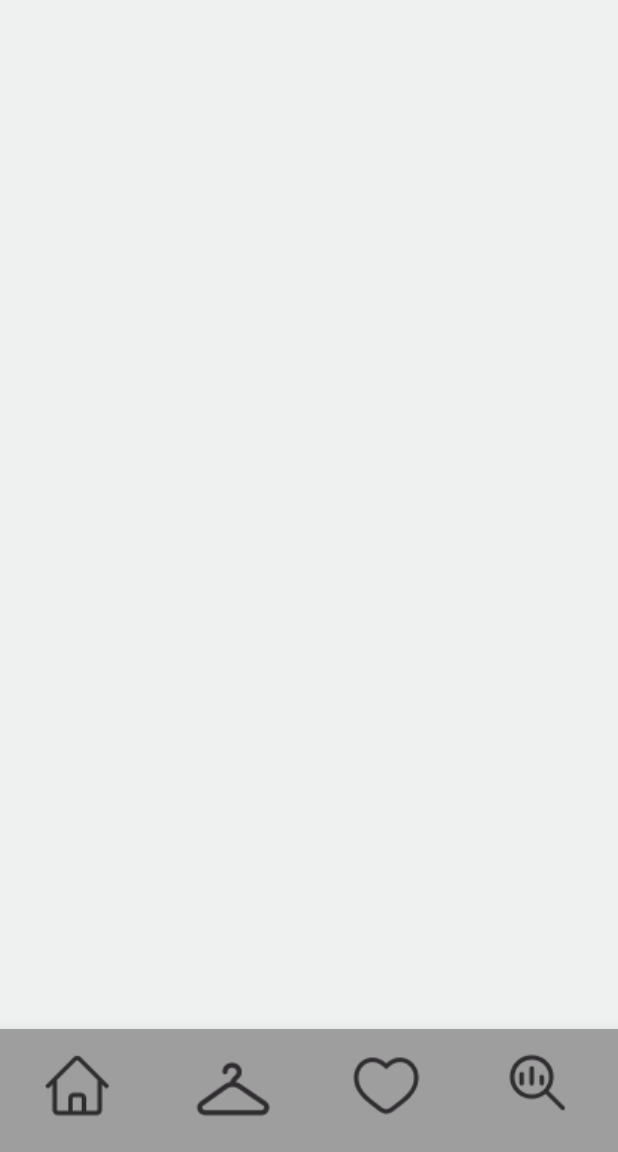
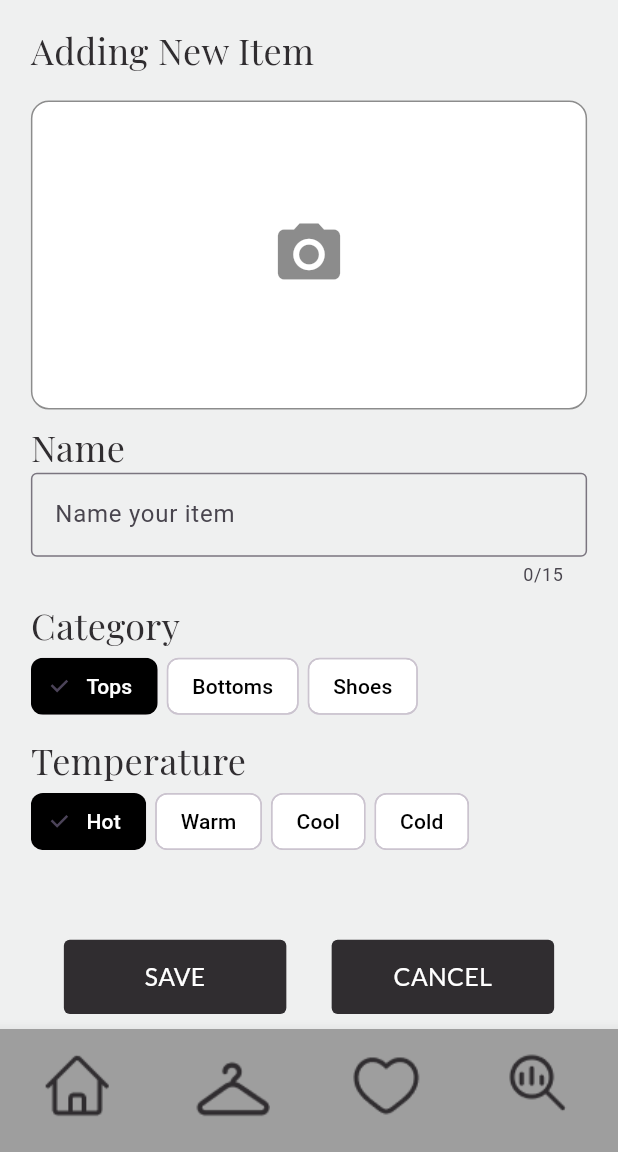
Before and after one commit to Stefania-P11/SWE-Project, a Flutter app: the screen it shows after launch, on a phone screen of 412 x 824 dp, the part 84-1236 px from its top. Run offline on Flutter 3.47's test engine with Material 3 defaults, Android fonts, the phone set to English and light mode, and no system bars; our stand-ins replace cloud_firestore, firebase_core, google_fonts; accounts and stored records are empty.

Commit message:
add_item_screen

```diff
--- a/lib/screens/add_item_screen.dart
+++ b/lib/screens/add_item_screen.dart
@@ -14,38 +14,141 @@
 import 'package:dressify_app/constants.dart'; // this allows us to use the constants defined in lib/constants.dart
 import 'package:dressify_app/widgets/custom_app_bar.dart'; // this allows us to use the custom app bar defined in lib/widgets/custom_app_bar.dart
 import 'package:dressify_app/widgets/custom_bottom_navbar.dart'; // this allows us to use the custom bottom navigation bar defined in lib/widgets/custom_bottom_navbar.dart
+import 'package:dressify_app/widgets/custom_button.dart';
 import 'package:flutter/material.dart';
 import 'package:google_fonts/google_fonts.dart';
 
 
-class AddItemScreen extends StatelessWidget {
+class AddItemScreen extends StatefulWidget {
   const AddItemScreen({super.key});
+
+  @override
+  _AddItemScreenState createState() => _AddItemScreenState();
+}
+
+class _AddItemScreenState extends State<AddItemScreen> {
+  final TextEditingController _nameController = TextEditingController();
+  String selectedCategory = 'Tops';
+  List<String> categories = ['Tops', 'Bottoms', 'Shoes'];
+  List<String> selectedTemperatures = ['Hot'];
+  List<String> temperatures = ['Hot', 'Warm', 'Cool', 'Cold'];
+
   @override
   Widget build(BuildContext context) {
-    final screenWidth = MediaQuery.of(context).size.width; // Please use these variables when setting padding, margins and container sizes to make the app responsive
-    final screenHeight = MediaQuery.of(context).size.height; // Please use these variables when setting padding, margins and container sizes to make the app responsive
+    final screenWidth = MediaQuery.of(context).size.width;
+    final screenHeight = MediaQuery.of(context).size.height;
 
     return Scaffold(
       backgroundColor: const Color.fromARGB(255, 239, 240, 240),
-
-      //App Bar
-      appBar: CustomAppBar(), // this app bar is defined in lib/widgets/custom_app_bar.dart
-
-      // Body -- HERE IS WHERE YOU WILL ADD THE 6 BODY ELEMENTS
-
-      // This is what this should look like:
-      // "Add New Item" -- use a defined constant for text style
-      // Image Container
-      // Text Input Field for item name
-      // For the category and temperature selecton buttons, make the inactive versin have a white background and black text and flip it for the active version-- default to the first option being selected.
-      // Category Selection Buttons
-      // Temperature Selection Buttons
-      // Row containing 2 buttons: "Save" and "Cancel" (you can reuse the custom_button widget inside the widget folder)
-                // Here, we want to make the Save Button inactive as long as the user has not uploaded an image, chosen a name or selected Category and Temperature
-                // Once all the fields are filled, the Save button should become active and the Cancel button should reset all fields to their default state.
-                // You can worry about this part later on as it takes a bit of input validation effort
-
-      bottomNavigationBar: const CustomNavBar() // this is defined in lib/widgets/custom_bottom_navbar.dart
+      appBar: CustomAppBar(),
+      body: Column(
+        children: [
+          Expanded(
+            child: Padding(
+              padding: EdgeInsets.symmetric(horizontal: screenWidth * 0.05),
+              child: SingleChildScrollView( // Add scroll if content is still too large
+                child: Column(
+                  crossAxisAlignment: CrossAxisAlignment.start,
+                  children: [
+                    SizedBox(height: screenHeight * 0.02),
+                    Text("Adding New Item", style: kH2),
+                    SizedBox(height: screenHeight * 0.02),
+                    GestureDetector(
+                      onTap: () {
+                        // Placeholder for image upload functionality
+                      },
+                      child: Container(
+                        width: double.infinity,
+                        height: screenHeight * 0.25,
+                        decoration: BoxDecoration(
+                          color: Colors.white,
+                          borderRadius: BorderRadius.circular(12),
+                          border: Border.all(color: Colors.black45),
+                        ),
+                        child: const Center(child: Icon(Icons.camera_alt, size: 50, color: Colors.black45)),
+                      ),
+                    ),
+                    SizedBox(height: screenHeight * 0.01),
+                    Text("Name", style: kH2),
+                    TextField(
+                      controller: _nameController,
+                      maxLength: 15,
+                      decoration: const InputDecoration(
+                        hintText: "Name your item",
+                        border: OutlineInputBorder(),
+                      ),
+                    ),
+                    SizedBox(height: screenHeight * 0.01),
+                    Text("Category", style: kH2),
+                    Wrap(
+                      spacing: 6,
+                      children: categories.map((category) => ChoiceChip(
+                        label: Text(category),
+                        selected: selectedCategory == category,
+                        onSelected: (selected) {
+                          setState(() => selectedCategory = category);
+                        },
+                        selectedColor: Colors.black,
+                        backgroundColor: Colors.white,
+                        labelStyle: TextStyle(
+                          color: selectedCategory == category ? Colors.white : Colors.black,
+                        ),
+                      )).toList(),
+                    ),
+                    SizedBox(height: screenHeight * 0.01),
+                    Text("Temperature", style: kH2),
+                    Wrap(
+                      spacing: 6,
+                      children: temperatures.map((temp) => ChoiceChip(
+                        label: Text(temp),
+                        selected: selectedTemperatures.contains(temp),
+                        onSelected: (selected) {
+                          setState(() {
+                            if (selected) {
+                              selectedTemperatures.add(temp);
+                            } else {
+                              selectedTemperatures.remove(temp);
+                            }
+                          });
+                        },
+                        selectedColor: Colors.black,
+                        backgroundColor: Colors.white,
+                        labelStyle: TextStyle(
+                          color: selectedTemperatures.contains(temp) ? Colors.white : Colors.black,
+                        ),
+                      )).toList(),
+                    ),
+                    SizedBox(height: screenHeight * 0.03),
+                  ],
+                ),
+              ),
+            ),
+          ),
+          Padding(
+            padding: EdgeInsets.symmetric(horizontal: screenWidth * 0.03, vertical: 10),
+            child: Row(
+              mainAxisAlignment: MainAxisAlignment.spaceEvenly,
+              children: [
+                CustomButton(
+                  text: "SAVE",
+                  onPressed: () {}, // Keep logic for enabling/disabling here
+                ),
+                CustomButton(
+                  text: "CANCEL",
+                  onPressed: () {
+                    setState(() {
+                      _nameController.clear();
+                      selectedCategory = 'Tops';
+                      selectedTemperatures = ['Hot'];
+                    });
+                  },
+                ),
+              ],
+            ),
+          ),
+        ],
+      ),
+      bottomNavigationBar: const CustomNavBar(),
     );
   }
 }
```
